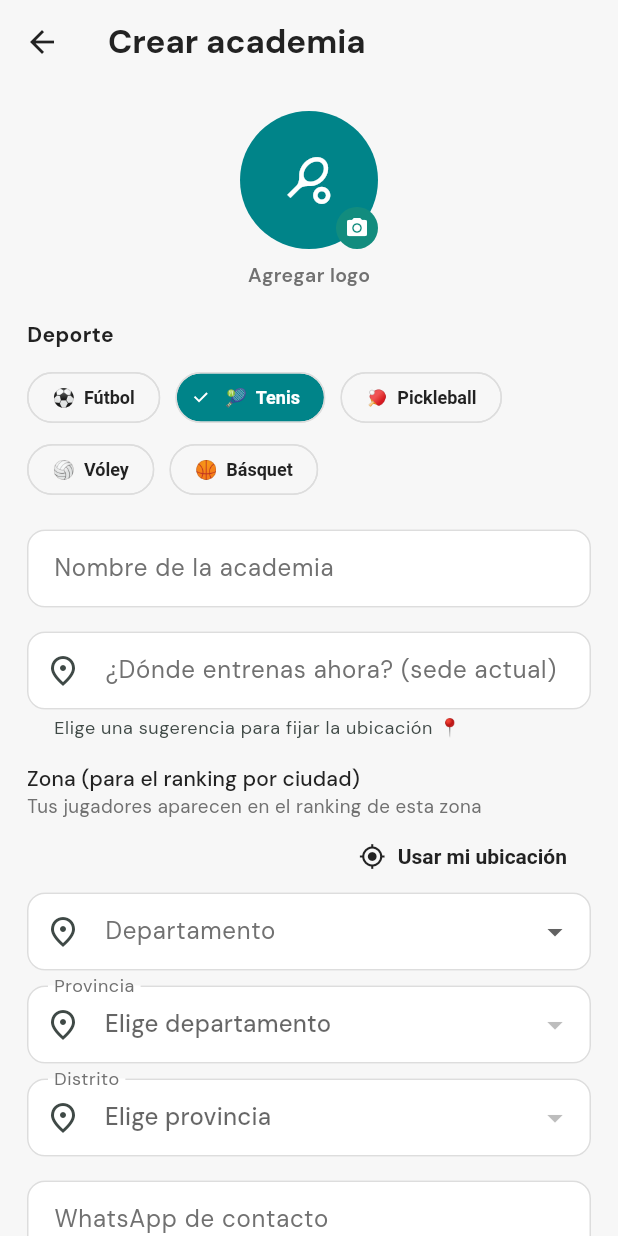
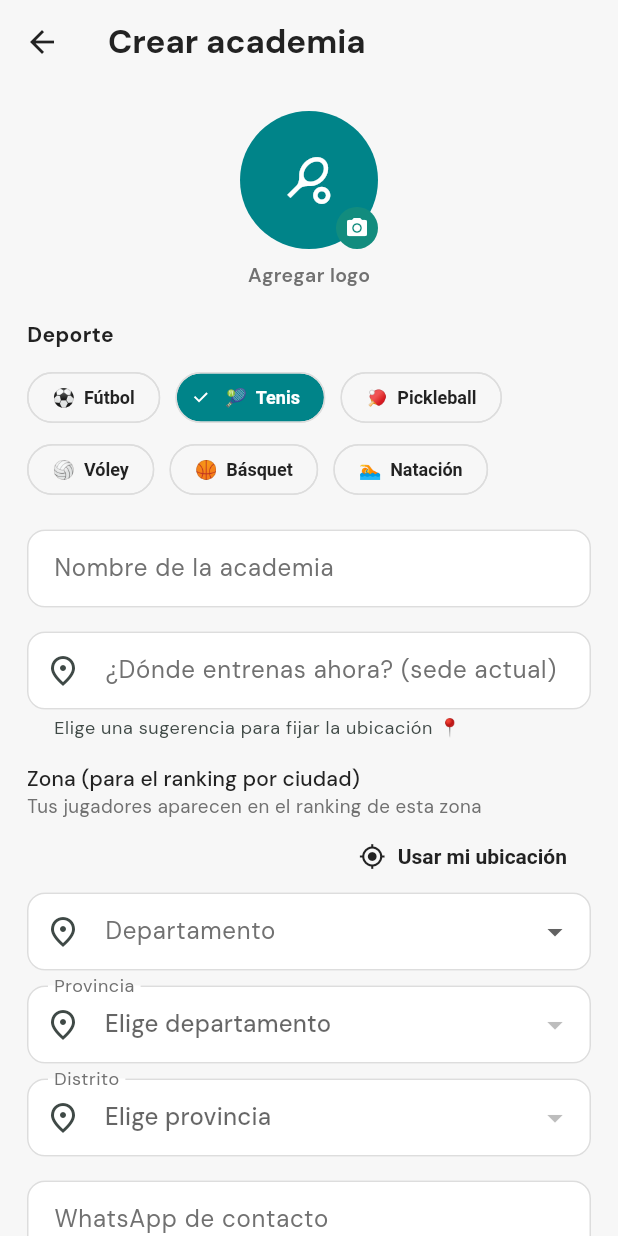
Before and after one commit to dcalagua/canchas-app-lima, a Flutter app: the CrearAcademiaScreen screen opened directly, on a phone screen of 412 x 824 dp. Run offline on Flutter 3.47's test engine with Material 3 defaults, Android fonts, the phone set to English and light mode, and no system bars; our stand-ins replace audioplayers, firebase_core, firebase_messaging, font_awesome_flutter, geocoding, geolocator and 9 more; missing offline and left inert: google_mlkit_text_recognition, record; accounts and stored records are empty.

Commit message:
Natación como disciplina de academia + chips de Explorar centrados en tablet
- Deporte.natacion (emoji 🏊, color aqua, icono pool); lista deportesAcademia
  (deportesActivos + natación) usada en crear/editar academia. No entra a
  canchas/filtros. Cases agregados en los switch exhaustivos (theme, models,
  partidos) para no romper compilación.
- Explorar: los chips Todos/Fútbol/Tenis/Clubes se centran en pantallas anchas
  (LayoutBuilder + minWidth); en móvil angosto scrollean como antes.

Co-Authored-By: Claude Opus 4.8 (1M context) <noreply@anthropic.com>
Claude-Session: https://claude.ai/code/session_017fg7ijXuZRX6jvFjZELf83

```diff
--- a/lib/models/models.dart
+++ b/lib/models/models.dart
@@ -21,7 +21,8 @@ enum Deporte {
   futbol('Fútbol'),
   pickleball('Pickleball'),
   voley('Vóley'),
-  basquet('Básquet');
+  basquet('Básquet'),
+  natacion('Natación');
 
   final String etiqueta;
   const Deporte(this.etiqueta);
@@ -62,6 +63,18 @@ const List<Deporte> deportesActivos = [
   Deporte.pickleball,
   Deporte.voley,
   Deporte.basquet,
+];
+
+/// Deportes ofrecibles al crear una ACADEMIA. Incluye natación (disciplina de
+/// academia/clases, no de cancha reservable), por eso va aparte de
+/// [deportesActivos] (que alimenta filtros de canchas y registro de canchas).
+const List<Deporte> deportesAcademia = [
+  Deporte.futbol,
+  Deporte.tenis,
+  Deporte.pickleball,
+  Deporte.voley,
+  Deporte.basquet,
+  Deporte.natacion,
 ];
 
 /// Un servicio EXTRA de pago que una cancha ofrece como add-on de la reserva
@@ -259,6 +272,8 @@ class Cancha {
         return 80;
       case Deporte.basquet:
         return 90;
+      case Deporte.natacion:
+        return 0; // natación es disciplina de academia, no cancha reservable
     }
   }
 
--- a/lib/screens/crear_academia_screen.dart
+++ b/lib/screens/crear_academia_screen.dart
@@ -956,7 +956,7 @@ class _CrearAcademiaScreenState extends State<CrearAcademiaScreen> {
           Wrap(
             spacing: 10,
             children: [
-              for (final d in deportesActivos)
+              for (final d in deportesAcademia)
                 ChoiceChip(
                   label: Text('${emojiDeporte(d)}  ${d.etiqueta}'),
                   selected: _deporte == d,
--- a/lib/screens/partidos_screen.dart
+++ b/lib/screens/partidos_screen.dart
@@ -653,6 +653,7 @@ class _CrearPartidoSheetState extends State<_CrearPartidoSheet> {
           ],
         Deporte.voley => const [('4 vs 4', 8), ('6 vs 6', 12)],
         Deporte.basquet => const [('3 vs 3', 6), ('5 vs 5', 10)],
+        Deporte.natacion => const [], // sin modalidades de partido
       };
 
   Future<void> _publicar() async {
--- a/lib/theme.dart
+++ b/lib/theme.dart
@@ -112,6 +112,7 @@ Color colorDeporte(Deporte d) => switch (d) {
       Deporte.pickleball => lima,   // Rausch (coral)
       Deporte.voley => const Color(0xFF3D8BC9),  // azul cielo
       Deporte.basquet => const Color(0xFFE07A3E), // naranja balón
+      Deporte.natacion => const Color(0xFF2AA9E0), // aqua piscina
     };
 
 IconData iconoDeporte(Deporte d) => switch (d) {
@@ -121,6 +122,7 @@ IconData iconoDeporte(Deporte d) => switch (d) {
       Deporte.pickleball => Icons.sports_tennis, // raqueta (lo más cercano)
       Deporte.voley => Icons.sports_volleyball,
       Deporte.basquet => Icons.sports_basketball,
+      Deporte.natacion => Icons.pool,
     };
 
 /// EMOJI canónico por deporte — la identidad visual del deporte en TODA la app
@@ -133,6 +135,7 @@ String emojiDeporte(Deporte d) => switch (d) {
       Deporte.pickleball => '🏓',
       Deporte.voley => '🏐',
       Deporte.basquet => '🏀',
+      Deporte.natacion => '🏊',
     };
 
 // ── Amenities / servicios de la cancha (editable por el dueño) ────────────
@@ -198,6 +201,8 @@ List<String> superficiesDe(Deporte d) => switch (d) {
           'Parquet',
           'Cemento',
         ],
+      // Natación es disciplina de academia (no cancha reservable): sin superficie.
+      Deporte.natacion => const [],
     };
 
 /// Ícono representativo de una superficie (por palabra clave). Fallback: grid.
```
Also changed, not shown: lib/screens/explorar_home_screen.dart (+8 -3 lines).
